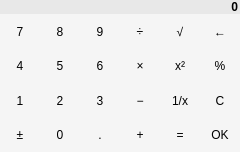
First picture: the form in wic/widgets/w_popup_calculator.ui, repository warvariuc/wic, before the edit.
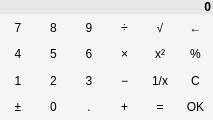
Second picture: the form after the edit.

Patch:
```diff
--- a/wic/widgets/w_popup_calculator.ui
+++ b/wic/widgets/w_popup_calculator.ui
@@ -6,8 +6,8 @@
    <rect>
     <x>0</x>
     <y>0</y>
-    <width>240</width>
-    <height>152</height>
+    <width>213</width>
+    <height>120</height>
    </rect>
   </property>
   <property name="palette">
```
